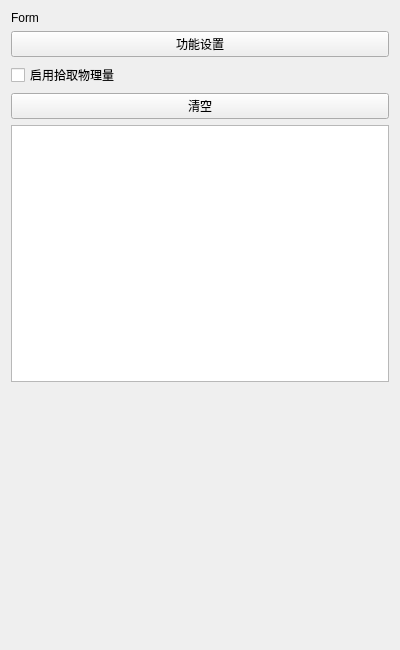
Qt form plugins/Base_PostProcessing/ProbeSettingsWidget.ui (asd977/base_cae) before a commit.
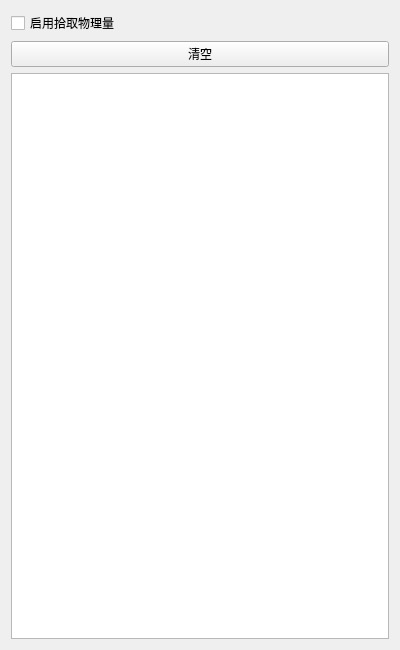
The same form after that commit.

Diff of the .ui file:
```diff
--- a/plugins/Base_PostProcessing/ProbeSettingsWidget.ui
+++ b/plugins/Base_PostProcessing/ProbeSettingsWidget.ui
@@ -14,21 +14,7 @@
    <string>Form</string>
   </property>
   <layout class="QVBoxLayout" name="verticalLayout">
-      <item>
-    <widget class="QLabel" name="pageNameLabel">
-     <property name="text">
-      <string>Form</string>
-     </property>
-    </widget>
-   </item>
    <item>
-    <widget class="QPushButton" name="sectionTitleButton">
-     <property name="text">
-      <string>功能设置</string>
-     </property>
-    </widget>
-   </item>
-<item>
     <widget class="QCheckBox" name="enableProbeCheckBox">
      <property name="text">
       <string>启用拾取物理量</string>
@@ -45,20 +31,7 @@
    <item>
     <widget class="QTableWidget" name="probeTable" />
    </item>
-     <item>
-    <spacer name="verticalSpacer">
-     <property name="orientation">
-      <enum>Qt::Vertical</enum>
-     </property>
-     <property name="sizeHint" stdset="0">
-      <size>
-       <width>20</width>
-       <height>40</height>
-      </size>
-     </property>
-    </spacer>
-   </item>
-</layout>
+  </layout>
  </widget>
  <resources />
  <connections />
```
Left out of the diff: 8 changed lines with no effect on the pictures.
